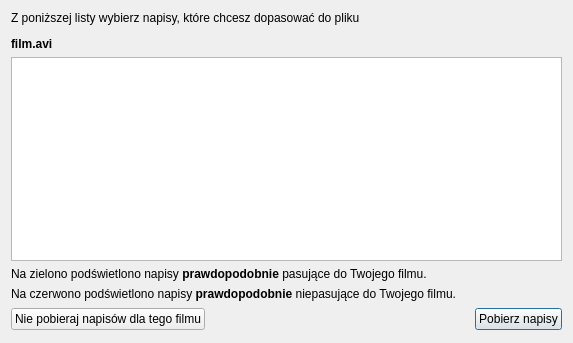
Qt form gui/ui/frmlistsubtitles.ui (QNapi/qnapi) before a commit.
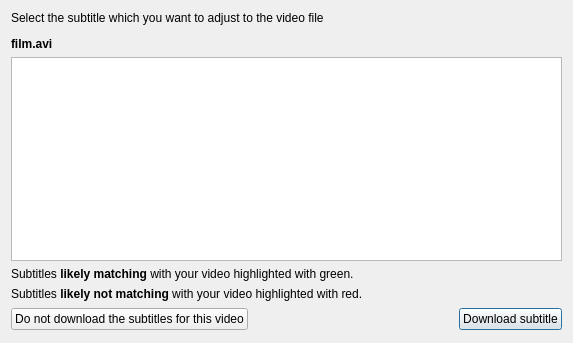
The same form after that commit. Icons and pictures are not drawn.

Diff of the .ui file:
```diff
--- a/gui/ui/frmlistsubtitles.ui
+++ b/gui/ui/frmlistsubtitles.ui
@@ -40,7 +40,7 @@
    <item row="0" column="0" colspan="3">
     <widget class="QLabel" name="lbSelectSubtitles">
      <property name="text">
-      <string>&lt;html&gt;&lt;head/&gt;&lt;body&gt;&lt;p&gt;Z poniższej listy wybierz napisy, które chcesz dopasować do pliku&lt;/p&gt;&lt;p&gt;&lt;span style=&quot; font-weight:600;&quot;&gt;film.avi&lt;/span&gt;&lt;/p&gt;&lt;/body&gt;&lt;/html&gt;</string>
+      <string>&lt;html&gt;&lt;head/&gt;&lt;body&gt;&lt;p&gt;Select the subtitle which you want to adjust to the video file&lt;/p&gt;&lt;p&gt;&lt;span style=&quot; font-weight:600;&quot;&gt;film.avi&lt;/span&gt;&lt;/p&gt;&lt;/body&gt;&lt;/html&gt;</string>
      </property>
      <property name="wordWrap">
       <bool>true</bool>
@@ -50,21 +50,21 @@
    <item row="4" column="2">
     <widget class="QPushButton" name="pbDownload">
      <property name="text">
-      <string>Pobierz napisy</string>
+      <string>Download subtitle</string>
      </property>
     </widget>
    </item>
    <item row="4" column="0">
     <widget class="QPushButton" name="pbDontDownload">
      <property name="text">
-      <string>Nie pobieraj napisów dla tego filmu</string>
+      <string>Do not download the subtitles for this video</string>
      </property>
     </widget>
    </item>
    <item row="2" column="0" colspan="3">
     <widget class="QLabel" name="lbGreenHint">
      <property name="text">
-      <string>Na zielono podświetlono napisy &lt;b&gt;prawdopodobnie&lt;/b&gt; pasujące do Twojego filmu.</string>
+      <string>Subtitles &lt;b&gt;likely matching&lt;/b&gt; with your video highlighted with green.</string>
      </property>
      <property name="alignment">
       <set>Qt::AlignJustify|Qt::AlignVCenter</set>
@@ -74,7 +74,7 @@
    <item row="3" column="0" colspan="3">
     <widget class="QLabel" name="lbRedHint">
      <property name="text">
-      <string>Na czerwono podświetlono napisy &lt;b&gt;prawdopodobnie&lt;/b&gt; niepasujące do Twojego filmu.</string>
+      <string>Subtitles &lt;b&gt;likely not matching&lt;/b&gt; with your video highlighted with red.</string>
      </property>
     </widget>
    </item>
```
Left out of the diff: 2 changed lines with no effect on the pictures.
